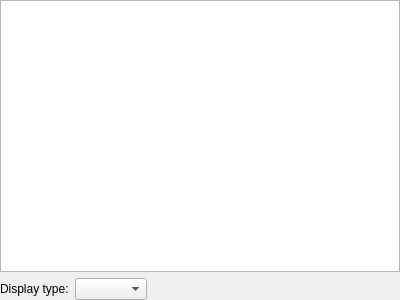
The window that src/registerwidget.ui (mortbopet/Ripes) describes before a commit, drawn with Qt 5.
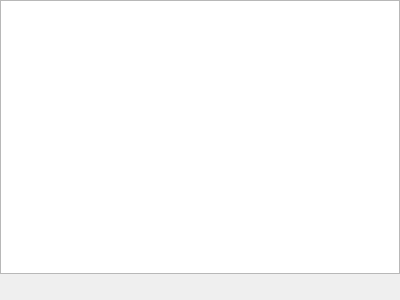
The same window after the commit. Custom widgets are drawn as their Qt base class.

Commit message: Move radix selection logic to separate widget

The edit to the form file:
```diff
--- a/src/registerwidget.ui
+++ b/src/registerwidget.ui
@@ -34,14 +34,7 @@
      <item>
       <layout class="QHBoxLayout" name="horizontalLayout">
        <item>
-        <widget class="QLabel" name="label">
-         <property name="text">
-          <string>Display type:</string>
-         </property>
-        </widget>
-       </item>
-       <item>
-        <widget class="QComboBox" name="displayMode"/>
+        <widget class="RadixSelectorWidget" name="radixSelector" native="true"/>
        </item>
        <item>
         <spacer name="horizontalSpacer">
@@ -62,6 +55,14 @@
    </item>
   </layout>
  </widget>
+ <customwidgets>
+  <customwidget>
+   <class>RadixSelectorWidget</class>
+   <extends>QWidget</extends>
+   <header>radixselectorwidget.h</header>
+   <container>1</container>
+  </customwidget>
+ </customwidgets>
  <resources/>
  <connections/>
 </ui>
```
The commit also changes 6 other files.
